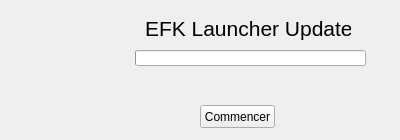
The window that updater.ui (ChristopheTdn/EFK-Launcher) describes before a commit, drawn with Qt 5.
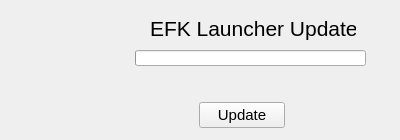
The same window after the commit. Icons and pictures are not drawn.

Diff of the .ui file:
```diff
--- a/updater.ui
+++ b/updater.ui
@@ -64,7 +64,7 @@
    <widget class="QLabel" name="label_titre">
     <property name="geometry">
      <rect>
-      <x>145</x>
+      <x>150</x>
       <y>10</y>
       <width>206</width>
       <height>36</height>
@@ -82,14 +82,19 @@
    <widget class="QPushButton" name="pushButton_ok">
     <property name="geometry">
      <rect>
-      <x>200</x>
-      <y>105</y>
-      <width>75</width>
-      <height>23</height>
+      <x>199</x>
+      <y>102</y>
+      <width>86</width>
+      <height>26</height>
      </rect>
     </property>
+    <property name="font">
+     <font>
+      <pointsize>11</pointsize>
+     </font>
+    </property>
     <property name="text">
-     <string>Commencer</string>
+     <string>Update</string>
     </property>
    </widget>
    <widget class="QProgressBar" name="progressBar">
```
Left out of the diff: 3 changed lines with no effect on the pictures.
